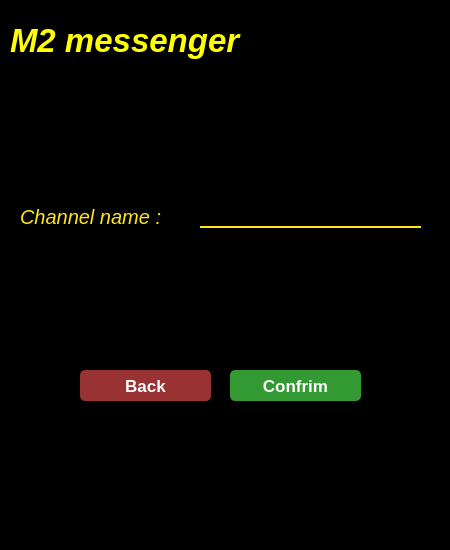
This is untitled/joinchannel.ui in MohamadKhavaran/M2-Massenger as Qt 5 draws it before an edit. The edited form follows.
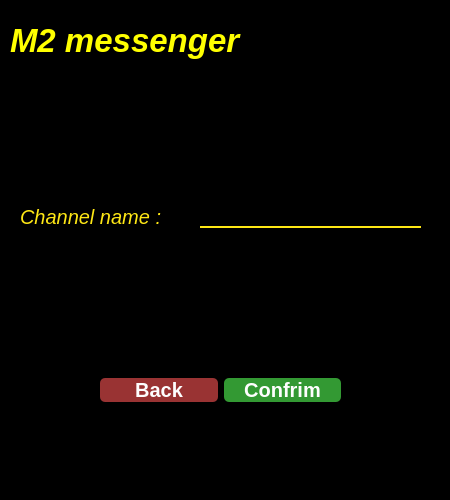
This is the edited form. Icons and pictures are not drawn.

```diff
--- a/untitled/joinchannel.ui
+++ b/untitled/joinchannel.ui
@@ -7,7 +7,7 @@
     <x>0</x>
     <y>0</y>
     <width>450</width>
-    <height>550</height>
+    <height>500</height>
    </rect>
   </property>
   <property name="windowTitle">
@@ -69,88 +69,6 @@
 }</string>
    </property>
   </widget>
-  <widget class="QPushButton" name="pushButton">
-   <property name="geometry">
-    <rect>
-     <x>230</x>
-     <y>370</y>
-     <width>131</width>
-     <height>31</height>
-    </rect>
-   </property>
-   <property name="font">
-    <font>
-     <pointsize>13</pointsize>
-     <bold>true</bold>
-    </font>
-   </property>
-   <property name="styleSheet">
-    <string notr="true">QPushButton#pushButton {
-color: white;
-border-radius: 5px;
-Background: #393;
-color: #fefefe;
-}
-
-QPushButton#pushButton:hover {
-	background-color: rgb(42, 46, 52);
-border-style: solid;
- border-width: 1px;
-	color: rgb(241, 182, 88);
-}
-
-QPushButton#pushButton:pressed {
-border-style: solid;
-border-width: 1px;
-	background-color: rgb(25, 69, 105);
-	color: rgb(85, 255, 255);
-}</string>
-   </property>
-   <property name="text">
-    <string>Confrim</string>
-   </property>
-  </widget>
-  <widget class="QPushButton" name="pushButton_2">
-   <property name="geometry">
-    <rect>
-     <x>80</x>
-     <y>370</y>
-     <width>131</width>
-     <height>31</height>
-    </rect>
-   </property>
-   <property name="font">
-    <font>
-     <pointsize>13</pointsize>
-     <bold>true</bold>
-    </font>
-   </property>
-   <property name="styleSheet">
-    <string notr="true">QPushButton#pushButton_2 {
-color: white;
-border-radius: 5px;
-Background: #933;
-color: #fefefe;
-}
-
-QPushButton#pushButton_2:hover {
-	background-color: rgb(42, 46, 52);
-border-style: solid;
- border-width: 1px;
-	color: rgb(241, 182, 88);
-}
-
-QPushButton#pushButton_2:pressed {
-border-style: solid;
-border-width: 1px;
-	background-color: rgb(25, 69, 105);
-	color: rgb(85, 255, 255);
-}</string>
-   </property>
-   <property name="text">
-    <string>Back</string>
-   </property>
-  </widget>
   <widget class="QLabel" name="label_2">
    <property name="geometry">
     <rect>
@@ -190,6 +108,88 @@
     <string/>
    </property>
   </widget>
+  <widget class="QWidget" name="horizontalLayoutWidget">
+   <property name="geometry">
+    <rect>
+     <x>100</x>
+     <y>350</y>
+     <width>241</width>
+     <height>80</height>
+    </rect>
+   </property>
+   <layout class="QHBoxLayout" name="horizontalLayout">
+    <item>
+     <widget class="QPushButton" name="pushButton_2">
+      <property name="font">
+       <font>
+        <pointsize>15</pointsize>
+        <bold>true</bold>
+       </font>
+      </property>
+      <property name="styleSheet">
+       <string notr="true">QPushButton#pushButton_2 {
+color: white;
+border-radius: 5px;
+Background: #933;
+color: #fefefe;
+}
+
+QPushButton#pushButton_2:hover {
+	background-color: rgb(42, 46, 52);
+border-style: solid;
+ border-width: 1px;
+	color: rgb(241, 182, 88);
+}
+
+QPushButton#pushButton_2:pressed {
+border-style: solid;
+border-width: 1px;
+	background-color: rgb(25, 69, 105);
+	color: rgb(85, 255, 255);
+}</string>
+      </property>
+      <property name="text">
+       <string>Back</string>
+      </property>
+     </widget>
+    </item>
+    <item>
+     <widget class="QPushButton" name="pushButton">
+      <property name="font">
+       <font>
+        <pointsize>15</pointsize>
+        <bold>true</bold>
+       </font>
+      </property>
+      <property name="styleSheet">
+       <string notr="true">QPushButton#pushButton {
+color: white;
+border-radius: 5px;
+Background: #393;
+color: #fefefe;
+}
+
+QPushButton#pushButton:hover {
+	background-color: rgb(42, 46, 52);
+border-style: solid;
+ border-width: 1px;
+	color: rgb(241, 182, 88);
+}
+
+QPushButton#pushButton:pressed {
+border-style: solid;
+border-width: 1px;
+	background-color: rgb(25, 69, 105);
+	color: rgb(85, 255, 255);
+}</string>
+      </property>
+      <property name="text">
+       <string>Confrim</string>
+      </property>
+     </widget>
+    </item>
+   </layout>
+  </widget>
  </widget>
  <resources/>
  <connections/>
```
